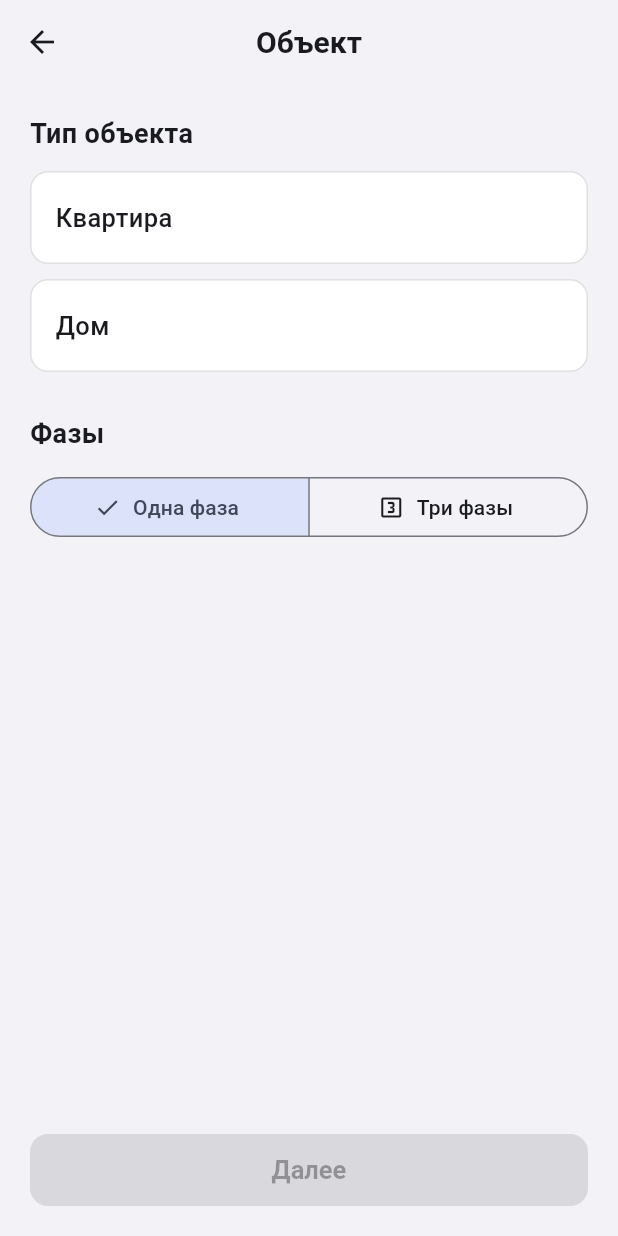
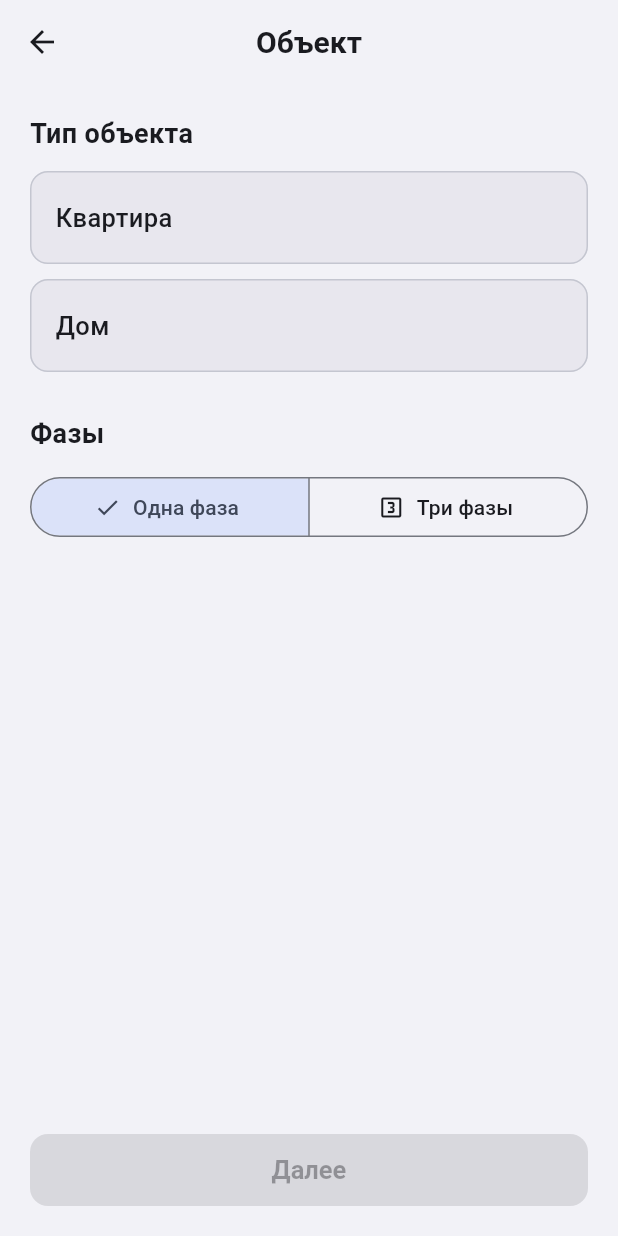
Before and after one commit to Tembo08/-elektroshchit, a Flutter app: the screen it shows after launch, after a tap on "Начать проект", on a phone screen of 412 x 824 dp. Run offline on Flutter 3.47's test engine with Material 3 defaults, Android fonts, the phone set to English and light mode, and no system bars; our stand-ins replace flutter_riverpod, yaml.

Commit message:
Тёмная тема: контрастные тексты, компактные карточки, чистые подписи линий
- все хардкодные цвета (Colors.white/black54/007AFF) заменены на токены темы:
  в тёмном режиме текст на карточках и фоне больше не сливается;
- кнопки: текст получает цвет onPrimary (было белое на светлом);
- AppBar-заголовок берётся из textTheme — тема и шрифт согласованы;
- карточки комнат в «Обзоре» — фиксированная высота, без пустоты;
- подсказка в «Комнатах» больше не перекрывается кнопкой «+ Комната»;
- в результате: имя линии без «Гр. N —», номер отдельным бейджем, «—» вместо
  УЗО не показывается, номинал УЗО в заголовке без дублирования.

Тесты: 9 приложения, 38 ядра; analyze чистый. Вид проверен скриншотами
светлой и тёмной темы (генерируются из виджетов).

```diff
--- a/lib/core/theme.dart
+++ b/lib/core/theme.dart
@@ -45,7 +45,7 @@ ThemeData _decorate(ThemeData base, Color scaffold, Color card) {
       elevation: 0,
       backgroundColor: scaffold,
       foregroundColor: scheme.onSurface,
-      titleTextStyle: TextStyle(
+      titleTextStyle: base.textTheme.titleLarge?.copyWith(
         fontSize: 20,
         fontWeight: FontWeight.w700,
         color: scheme.onSurface,
@@ -62,7 +62,11 @@ ThemeData _decorate(ThemeData base, Color scaffold, Color card) {
         backgroundColor: scheme.primary,
         foregroundColor: scheme.onPrimary,
         padding: const EdgeInsets.symmetric(horizontal: 20, vertical: 14),
-        textStyle: const TextStyle(fontSize: 16, fontWeight: FontWeight.w600),
+        textStyle: base.textTheme.labelLarge?.copyWith(
+          fontSize: 16,
+          fontWeight: FontWeight.w600,
+          color: scheme.onPrimary,
+        ),
         shape: RoundedRectangleBorder(borderRadius: BorderRadius.circular(12)),
       ),
     ),
--- a/lib/presentation/home/home_screen.dart
+++ b/lib/presentation/home/home_screen.dart
@@ -23,7 +23,11 @@ class HomeScreen extends ConsumerWidget {
               crossAxisAlignment: CrossAxisAlignment.stretch,
               children: [
                 const Spacer(),
-                const Icon(Icons.electrical_services, size: 64, color: Color(0xFF007AFF)),
+                Icon(
+                  Icons.electrical_services,
+                  size: 64,
+                  color: Theme.of(context).colorScheme.primary,
+                ),
                 const SizedBox(height: 20),
                 const Text(
                   'Электрощит',
@@ -31,10 +35,13 @@ class HomeScreen extends ConsumerWidget {
                   style: TextStyle(fontSize: 28, fontWeight: FontWeight.w700),
                 ),
                 const SizedBox(height: 10),
-                const Text(
+                Text(
                   'Черновик щитка для квартиры и дома',
                   textAlign: TextAlign.center,
-                  style: TextStyle(fontSize: 16, color: Colors.black54),
+                  style: TextStyle(
+                    fontSize: 16,
+                    color: Theme.of(context).colorScheme.onSurfaceVariant,
+                  ),
                 ),
                 const Spacer(),
                 FilledButton(
--- a/lib/presentation/project/object_type_screen.dart
+++ b/lib/presentation/project/object_type_screen.dart
@@ -106,10 +106,11 @@ class _ObjectTypeScreenState extends ConsumerState<ObjectTypeScreen> {
     required bool selected,
     required VoidCallback onTap,
   }) {
+    final scheme = Theme.of(context).colorScheme;
     return Material(
       color: selected
-          ? const Color(0xFF007AFF).withValues(alpha: 0.12)
-          : Colors.white,
+          ? scheme.primary.withValues(alpha: 0.14)
+          : scheme.surfaceContainerHigh,
       borderRadius: BorderRadius.circular(12),
       child: InkWell(
         onTap: onTap,
@@ -119,7 +120,7 @@ class _ObjectTypeScreenState extends ConsumerState<ObjectTypeScreen> {
           decoration: BoxDecoration(
             borderRadius: BorderRadius.circular(12),
             border: Border.all(
-              color: selected ? const Color(0xFF007AFF) : Colors.black12,
+              color: selected ? scheme.primary : scheme.outlineVariant,
               width: selected ? 2 : 1,
             ),
           ),
```
Also changed, not shown: lib/presentation/project/input_config_screen.dart (+13 -5 lines), lib/presentation/project/lines_config_screen.dart (+15 -5 lines), lib/presentation/project/overview_screen.dart (+15 -10 lines), lib/presentation/project/rooms_flow_screen.dart (+7 -3 lines), lib/presentation/result/result_screen.dart (+11 -7 lines), packages/electrical_core/lib/src/calculators/circuit_calculator.dart (+7 -2 lines).
